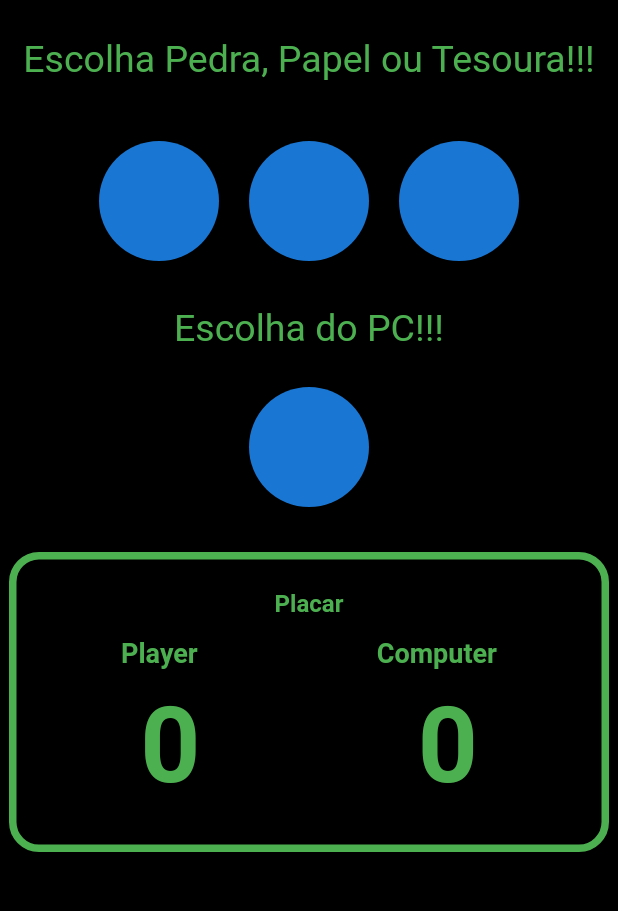
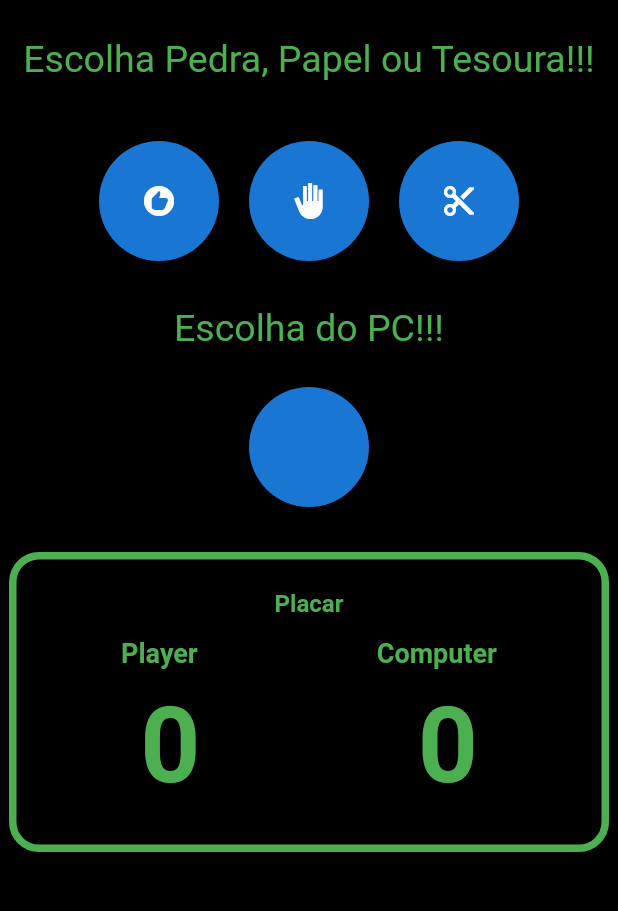
Before and after one commit to yurigrams/jokenpo_game, a Flutter app: the screen it shows after launch, on a phone screen of 412 x 824 dp, the part 84-995 px from its top. Run offline on Flutter 3.47's test engine with Material 3 defaults, Android fonts, the phone set to English and light mode, and no system bars.

Commit message:
Atualização de icons do jogo

```diff
--- a/lib/widgets/circle_row_widgets.dart
+++ b/lib/widgets/circle_row_widgets.dart
@@ -14,24 +14,42 @@ class _CirclerowwidgetsState extends State<Circlerowwidgets> {
       mainAxisAlignment: MainAxisAlignment.center,
       children: [
         Container(
+          child: GestureDetector(
+            onTap: (){
+              print('oi');
+            },
             child: CircleAvatar(
+              child: Icon(Icons.recommend),
               radius: 40,
+            ),
           ),
         ),
         const SizedBox(
           width: 20,
         ),
         Container(
+          child: GestureDetector(
+            onTap: (){
+              print('oi2');
+            },
             child: CircleAvatar(
+              child: Icon(Icons.back_hand_sharp),
               radius: 40,
+            ),
           ),
         ),
         const SizedBox(
           width: 20,
         ),
         Container(
+          child: GestureDetector(
+            onTap: (){
+              print('oi3');
+            },
             child: CircleAvatar(
+              child: Icon(Icons.cut),
               radius: 40,
+            ),
           ),
         ),
       ],
```
Lines whose indentation alone changed are shown as unchanged.
